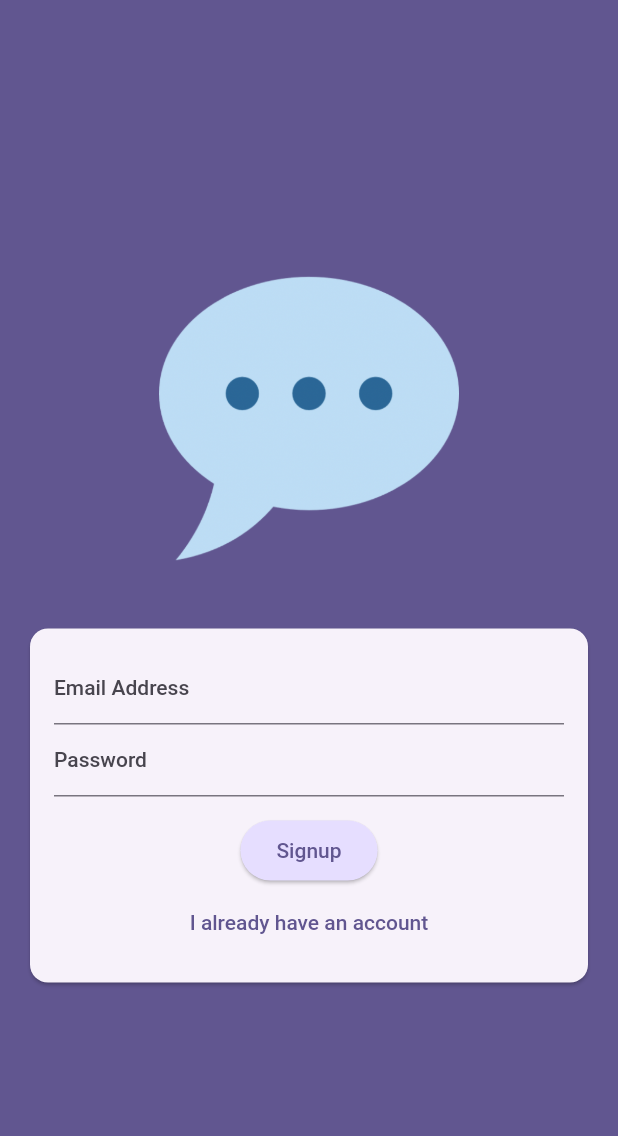
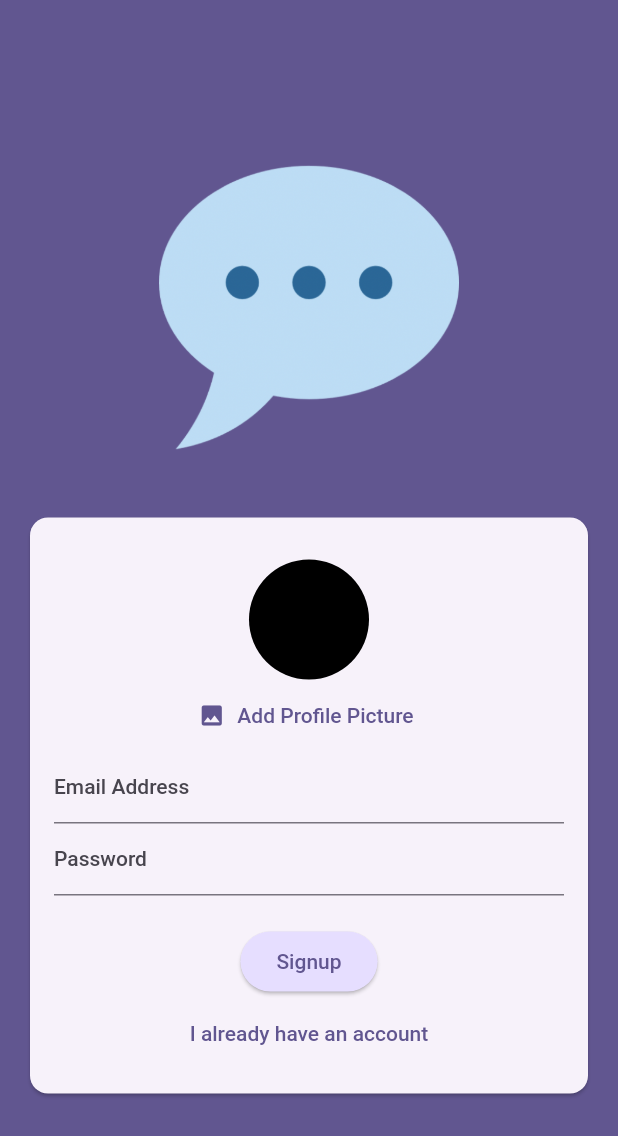
Before and after one commit to vedantheda/chat_app, a Flutter app: the screen it shows after launch, after a tap on "Create an account", on a phone screen of 412 x 824 dp. Shown: the top 1136 px of the screen. Run offline on Flutter 3.47's test engine with Material 2 defaults, Android fonts, the phone set to English and light mode, and no system bars; our stand-ins replace firebase_auth, firebase_core, firebase_storage, image_picker; accounts and stored records are empty; generated files the repository leaves out were written again.

Commit message:
Image Picker

```diff
--- a/lib/screens/auth.dart
+++ b/lib/screens/auth.dart
@@ -1,4 +1,8 @@
+import 'dart:io';
+
+import 'package:chat_app/widgets/user_image_picker.dart';
 import 'package:firebase_auth/firebase_auth.dart';
+import 'package:firebase_storage/firebase_storage.dart';
 import 'package:flutter/material.dart';
 
 final _firebase = FirebaseAuth.instance;
@@ -17,13 +21,20 @@ class _AuthScreenState extends State<AuthScreen> {
   var _isLogin = true;
   var _userEmail = '';
   var _userPassword = '';
+  File? _selectedImage;
 
   void _submit() async {
     final isValid = _formKey.currentState!.validate();
 
-    if (!isValid) {
+    if (!isValid || !_isLogin && _selectedImage == null) {
+      ScaffoldMessenger.of(context).showSnackBar(
+        const SnackBar(
+          content: Text('Please pick an image.'),
+        ),
+      );
       return;
     }
+
     _formKey.currentState!.save();
     try {
       if (_isLogin) {
@@ -36,7 +47,14 @@ class _AuthScreenState extends State<AuthScreen> {
           email: _userEmail,
           password: _userPassword,
         );
-        print(userCredetials);
+        final storageRef = FirebaseStorage.instance
+            .ref()
+            .child('user_image')
+            .child('${userCredetials.user!.uid}.jpg');
+
+        await storageRef.putFile(_selectedImage!);
+        final imageUrl = await storageRef.getDownloadURL();
+        print(imageUrl);
       }
     } on FirebaseAuthException catch (error) {
       if (error.code == 'email-already-in-use') {}
@@ -79,6 +97,19 @@ class _AuthScreenState extends State<AuthScreen> {
                       child: Column(
                         mainAxisSize: MainAxisSize.min,
                         children: [
+                          if (!_isLogin)
+                            Column(
+                              children: [
+                                const SizedBox(
+                                  height: 12,
+                                ),
+                                UserImagePicker(
+                                  onPickImage: (pickImage) {
+                                    _selectedImage = pickImage;
+                                  },
+                                ),
+                              ],
+                            ),
                           TextFormField(
                             decoration: const InputDecoration(
                                 labelText: 'Email Address'),
@@ -113,7 +144,7 @@ class _AuthScreenState extends State<AuthScreen> {
                               _userPassword = value!;
                             },
                           ),
-                          const SizedBox(height: 12),
+                          const SizedBox(height: 20),
                           ElevatedButton(
                             onPressed: () {},
                             style: ElevatedButton.styleFrom(
--- /dev/null
+++ b/lib/widgets/user_image_picker.dart
@@ -0,0 +1,59 @@
+import 'dart:io';
+
+import 'package:flutter/material.dart';
+import 'package:image_picker/image_picker.dart';
+
+class UserImagePicker extends StatefulWidget {
+  const UserImagePicker({super.key, required this.onPickImage});
+
+  final void Function(File pickImage) onPickImage;
+
+  @override
+  State<UserImagePicker> createState() => _UserImagePickerState();
+}
+
+class _UserImagePickerState extends State<UserImagePicker> {
+  File? _pickedImageFile;
+
+  void _pickimage() async {
+    final _pickedImage = await ImagePicker().pickImage(
+      source: ImageSource.camera,
+      imageQuality: 100,
+      maxWidth: 150,
+    );
+
+    if (_pickedImage == null) {
+      return;
+    }
+
+    setState(() {
+      _pickedImageFile = File(_pickedImage.path);
+    });
+
+    widget.onPickImage(_pickedImageFile!);
+  }
+
+  @override
+  Widget build(BuildContext context) {
+    return Column(
+      children: [
+        CircleAvatar(
+          radius: 40,
+          backgroundColor: Colors.black,
+          backgroundImage:
+              _pickedImageFile != null ? FileImage(_pickedImageFile!) : null,
+        ),
+        TextButton.icon(
+          onPressed: _pickimage,
+          icon: const Icon(Icons.image),
+          label: Text(
+            'Add Profile Picture',
+            style: TextStyle(
+              color: Theme.of(context).colorScheme.primary,
+            ),
+          ),
+        ),
+      ],
+    );
+  }
+}
--- a/pubspec.yaml
+++ b/pubspec.yaml
@@ -38,6 +38,7 @@ dependencies:
   firebase_core: ^2.15.1
   firebase_auth: ^4.9.0
   firebase_storage: ^11.2.6
+  image_picker: ^1.0.4
 
 dev_dependencies:
   flutter_test:
```
Also changed, not shown: pubspec.lock, 5 other files.
